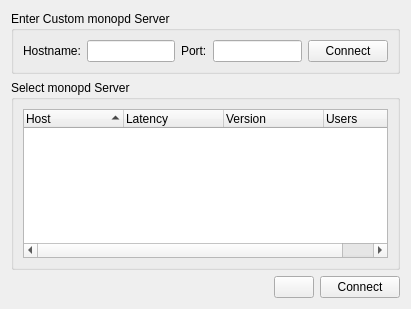
First picture: the form in client/selectserver.ui, repository KDE/atlantik, before the edit.
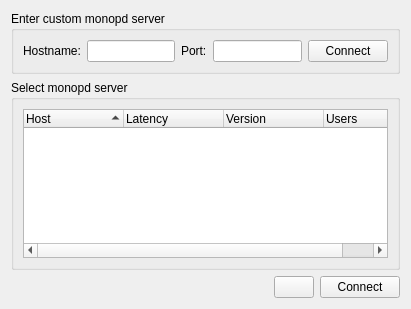
Second picture: the form after the edit.

Commit message: Option capitalization and add @title:window helpers to GUI messages

```diff
--- a/client/selectserver.ui
+++ b/client/selectserver.ui
@@ -14,7 +14,7 @@
    <item>
     <widget class="QGroupBox" name="customGroup">
      <property name="title">
-      <string>Enter Custom monopd Server</string>
+      <string>Enter custom monopd server</string>
      </property>
      <layout class="QHBoxLayout" name="horizontalLayout">
       <item>
@@ -63,7 +63,7 @@
    <item>
     <widget class="QGroupBox" name="bgroup">
      <property name="title">
-      <string>Select monopd Server</string>
+      <string>Select monopd server</string>
      </property>
      <layout class="QVBoxLayout" name="verticalLayout">
       <item>
```
The commit also changes 4 other files.
